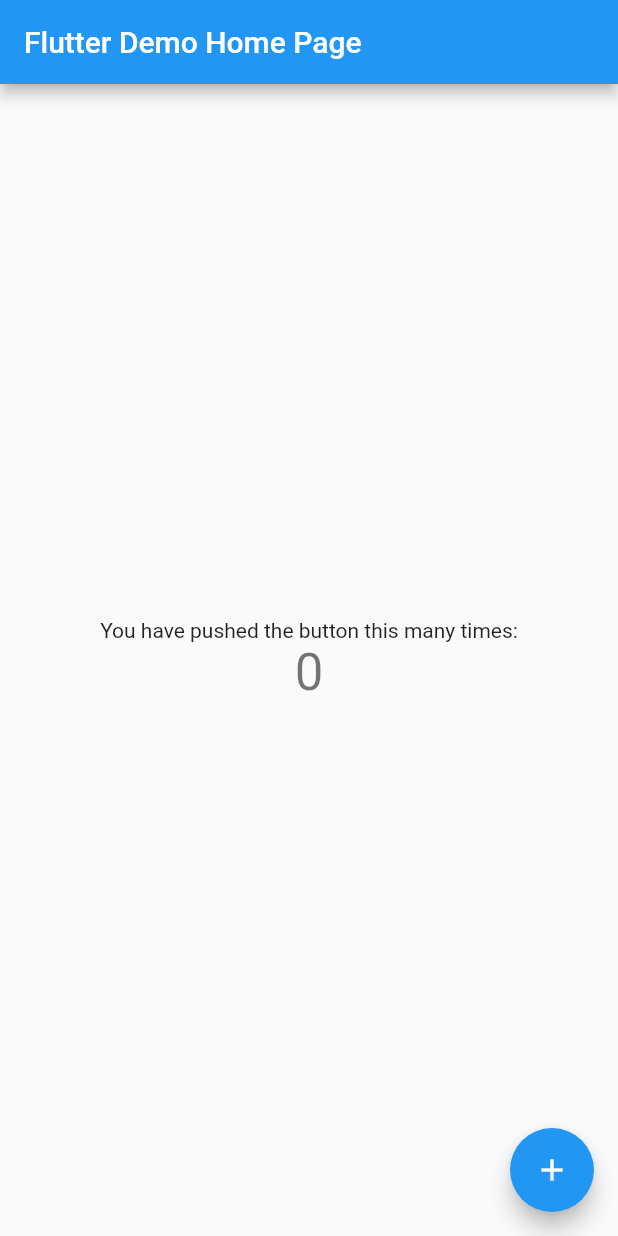
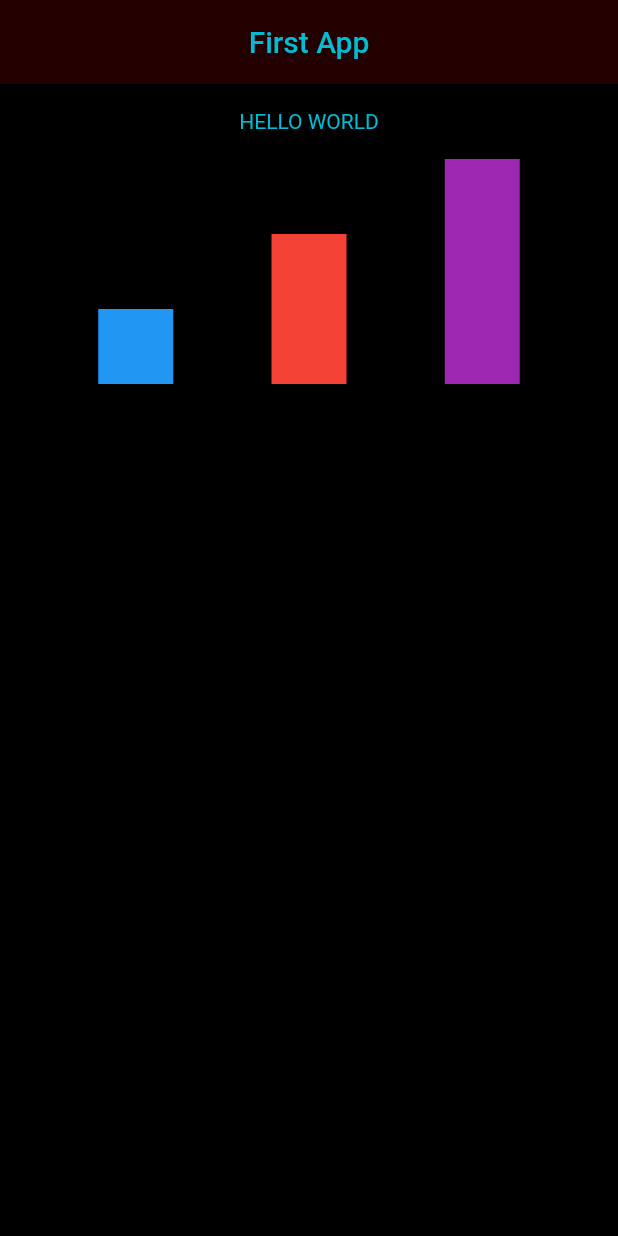
Before and after one commit to Rodrigo-Flores/GDSC-UTFSM-flutter-workshop, a Flutter app: the screen it shows after launch, on a phone screen of 412 x 824 dp. Run offline on Flutter 3.47's test engine with Material 2 defaults, Android fonts, the phone set to English and light mode, and no system bars.

Commit message:
row (same for col), alignments  and aesthetic

```diff
--- a/lib/main.dart
+++ b/lib/main.dart
@@ -30,39 +30,41 @@
 }
 
 class _MyHomePageState extends State<MyHomePage> {
-  int _counter = 0;
-
-  void _incrementCounter() {
-    setState(() {
-      _counter++;
-    });
-  }
-
   @override
   Widget build(BuildContext context) {
     return Scaffold(
       appBar: AppBar(
-        title: Text(widget.title),
+        title: const Text("First App"),
+        backgroundColor: const Color.fromARGB(255, 34, 0, 0),
+        foregroundColor: Colors.cyan,
+        centerTitle: true,
       ),
-      body: Center(
-        child: Column(
-          mainAxisAlignment: MainAxisAlignment.center,
-          children: <Widget>[
-            const Text(
-              'You have pushed the button this many times:',
+      backgroundColor: Colors.black,
+      body: Column(
+        mainAxisSize: MainAxisSize.max,
+          children: [
+            Row(
+              // crossAxisAlignment: CrossAxisAlignment.start,
+              mainAxisAlignment: MainAxisAlignment.center,
+              children: const [
+                Text("HELLO WORLD", style: TextStyle(color: Colors.cyan)),
+                SizedBox(height: 50)
+              ],
             ),
-            Text(
-              '$_counter',
-              style: Theme.of(context).textTheme.headline4,
-            ),
-          ],
-        ),
-      ),
-      floatingActionButton: FloatingActionButton(
-        onPressed: _incrementCounter,
-        tooltip: 'Increment',
-        child: const Icon(Icons.add),
-      ),
+            Row( // or can be list view, but without axis alignments and sizing
+            mainAxisSize: MainAxisSize.max,
+            // verticaly
+            crossAxisAlignment: CrossAxisAlignment.end,
+            // horizonaly
+            mainAxisAlignment: MainAxisAlignment.spaceEvenly,
+            children: [
+              Container(height: 50, width: 50, color: Colors.blue),
+              Container(height: 100, width: 50, color: Colors.red),
+              Container(height: 150, width: 50, color: Colors.purple),
+            ],
+          ),
+        ],
+      )
     );
   }
 }
```
